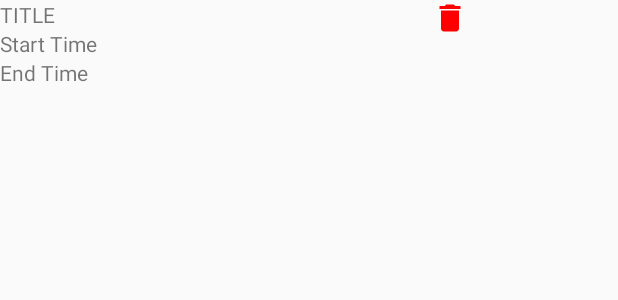
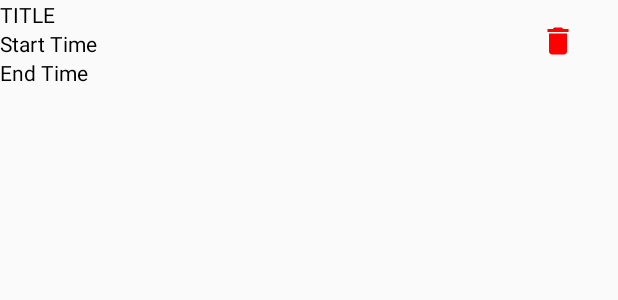
Before and after one commit to KAWSER04/Profile-Manager, an Android app: the layout customadapter.xml on its own in the app's theme, with its tools: preview values and no code run, on a phone screen of 412 x 824 dp. Shown: the top 300 px of the screen. Run offline under Robolectric (Android 15) with nearby library versions, the phone set to English and light mode, and no system bars.

Commit message:
Adapteer layout problem fixed Now able to show in any device

```diff
--- a/app/src/main/res/layout/customadapter.xml
+++ b/app/src/main/res/layout/customadapter.xml
@@ -14,24 +14,28 @@
             android:id="@+id/tv_title"
             android:text="TITLE"
             android:layout_width="match_parent"
-            android:layout_height="wrap_content" />
+            android:layout_height="wrap_content"
+            android:textColor="@android:color/black"/>
         <TextView
             android:id="@+id/tv_start"
             android:layout_width="match_parent"
             android:layout_height="wrap_content"
-            android:text="Start Time"/>
+            android:text="Start Time"
+            android:textColor="@android:color/black"/>
         <TextView
             android:id="@+id/tv_end"
             android:layout_width="match_parent"
             android:layout_height="wrap_content"
-            android:text="End Time"/>
+            android:text="End Time"
+            android:textColor="@android:color/black"/>
 
     </LinearLayout>
 
 
     <LinearLayout
+        android:layout_marginTop="15dp"
         android:layout_width="0dp"
-        android:layout_weight="0.3"
+        android:layout_weight="0.1"
         android:layout_height="match_parent">
 
         <ImageButton
```
